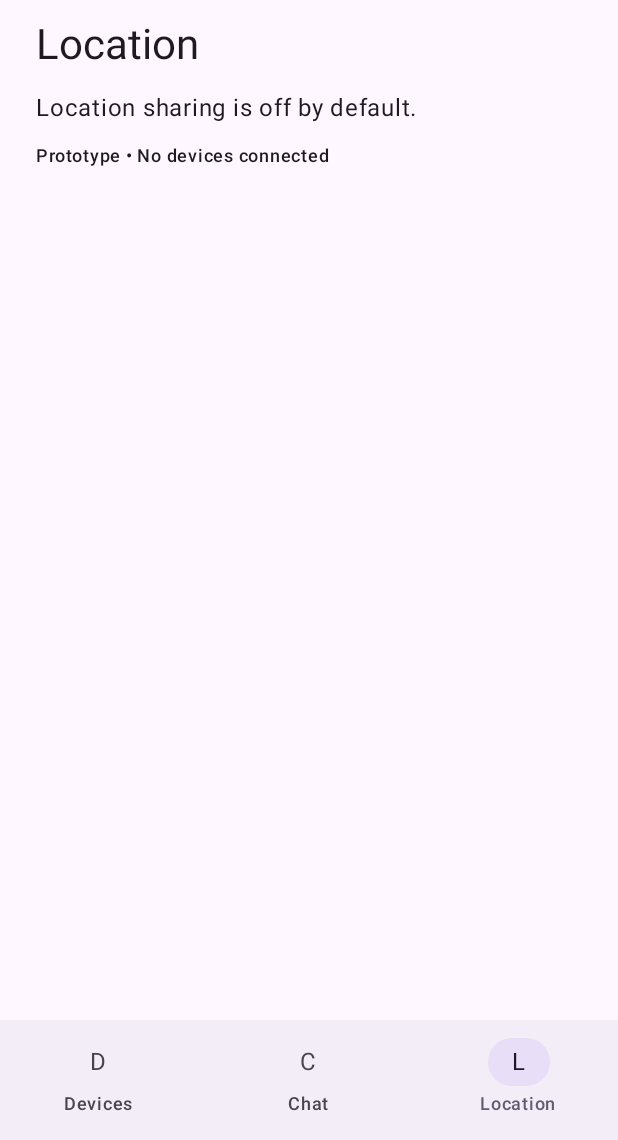
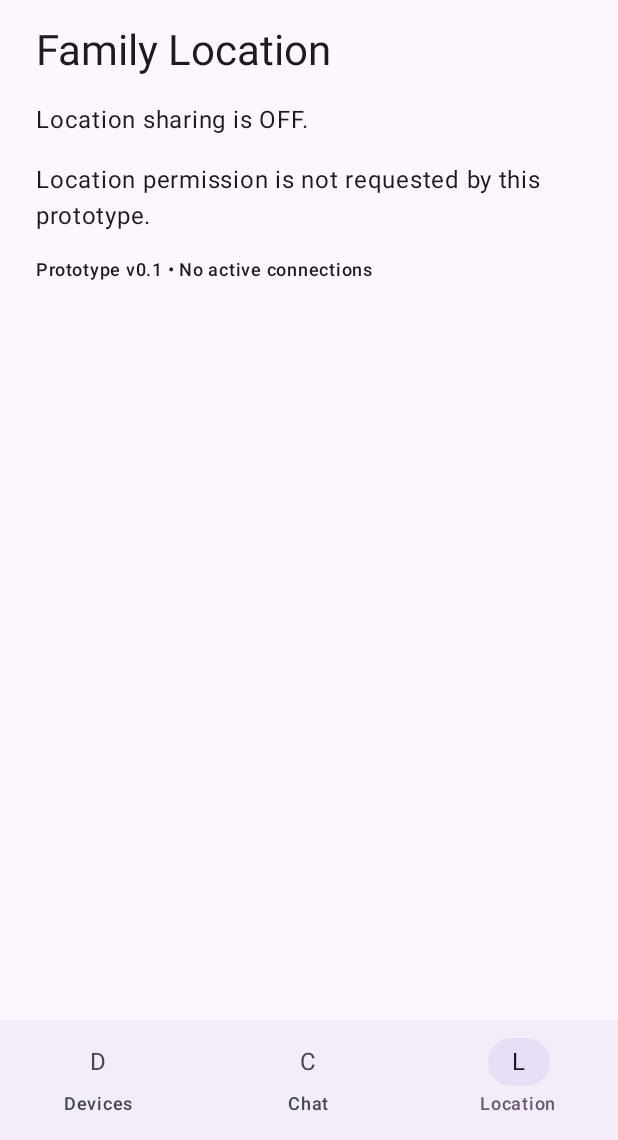
Before and after one commit to chamika1/Nexalink, an Android app built with Jetpack Compose: the screen it shows after launch (MainActivity), item 3 of the bottom bar chosen, on a phone screen of 412 x 824 dp, the part 96-1236 px from its top. Run offline under Robolectric (Android 15) with nearby library versions, the phone set to English and light mode, and no system bars.

Commit message:
feat(android): add explicit pairing preview screen

```diff
--- a/android/app/src/main/java/com/nexalink/app/MainActivity.kt
+++ b/android/app/src/main/java/com/nexalink/app/MainActivity.kt
@@ -8,6 +8,7 @@ import androidx.compose.foundation.layout.Column
 import androidx.compose.foundation.layout.PaddingValues
 import androidx.compose.foundation.layout.fillMaxSize
 import androidx.compose.foundation.layout.padding
+import androidx.compose.material3.Button
 import androidx.compose.material3.MaterialTheme
 import androidx.compose.material3.NavigationBar
 import androidx.compose.material3.NavigationBarItem
@@ -22,33 +23,28 @@ import androidx.compose.runtime.setValue
 import androidx.compose.ui.Modifier
 import androidx.compose.ui.unit.dp
 
-private enum class HomeTab(val title: String, val subtitle: String) {
-    DEVICES("Devices", "Paired devices will appear here."),
-    CHAT("Chat", "Private messaging is coming soon."),
-    LOCATION("Location", "Location sharing is off by default.")
+private enum class HomeTab(val title: String) {
+    DEVICES("Devices"), CHAT("Chat"), LOCATION("Location")
 }
 
 class MainActivity : ComponentActivity() {
     override fun onCreate(savedInstanceState: Bundle?) {
         super.onCreate(savedInstanceState)
-        setContent {
-            MaterialTheme {
-                Surface { NexaLinkHome() }
-            }
-        }
+        setContent { MaterialTheme { Surface { NexaLinkHome() } } }
     }
 }
 
 @Composable
 private fun NexaLinkHome() {
     var selected by rememberSaveable { mutableStateOf(HomeTab.DEVICES) }
+    var showPairingInfo by rememberSaveable { mutableStateOf(false) }
     Scaffold(
         bottomBar = {
             NavigationBar {
                 HomeTab.entries.forEach { tab ->
                     NavigationBarItem(
                         selected = selected == tab,
-                        onClick = { selected = tab },
+                        onClick = { selected = tab; showPairingInfo = false },
                         icon = { Text(tab.title.take(1)) },
                         label = { Text(tab.title) }
                     )
@@ -58,12 +54,32 @@ private fun NexaLinkHome() {
     ) { padding: PaddingValues ->
         Column(
             modifier = Modifier.fillMaxSize().padding(padding).padding(24.dp),
-            verticalArrangement = Arrangement.spacedBy(12.dp)
+            verticalArrangement = Arrangement.spacedBy(16.dp)
         ) {
             Text("NexaLink", style = MaterialTheme.typography.headlineLarge)
-            Text(selected.title, style = MaterialTheme.typography.headlineMedium)
-            Text(selected.subtitle, style = MaterialTheme.typography.bodyLarge)
-            Text("Prototype • No devices connected", style = MaterialTheme.typography.labelMedium)
+            when (selected) {
+                HomeTab.DEVICES -> {
+                    Text("My Devices", style = MaterialTheme.typography.headlineMedium)
+                    Text("No paired devices yet.")
+                    Button(onClick = { showPairingInfo = !showPairingInfo }) {
+                        Text("Pair a device")
+                    }
+                    if (showPairingInfo) {
+                        Text("Pairing preview only. Secure QR pairing and device verification are not implemented yet.")
+                        Text("Future flow: scan QR → verify both devices → approve pairing.")
+                    }
+                }
+                HomeTab.CHAT -> {
+                    Text("Private Chat", style = MaterialTheme.typography.headlineMedium)
+                    Text("Messaging is not connected yet. No messages are being sent.")
+                }
+                HomeTab.LOCATION -> {
+                    Text("Family Location", style = MaterialTheme.typography.headlineMedium)
+                    Text("Location sharing is OFF.")
+                    Text("Location permission is not requested by this prototype.")
+                }
+            }
+            Text("Prototype v0.1 • No active connections", style = MaterialTheme.typography.labelMedium)
         }
     }
 }
```
